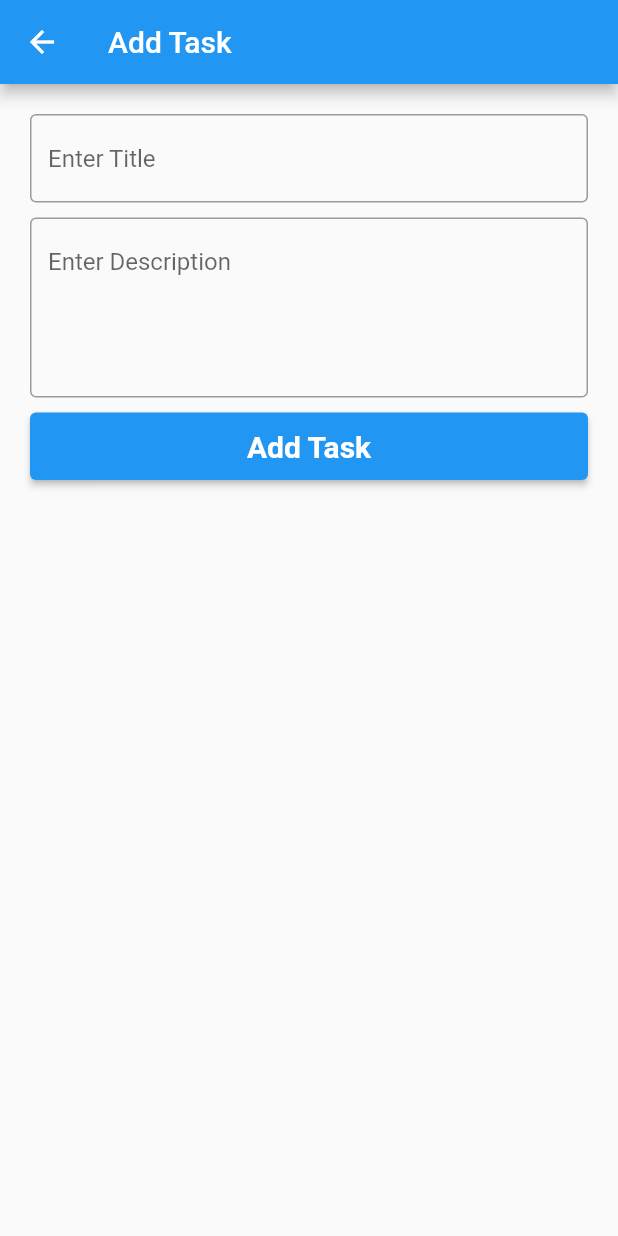
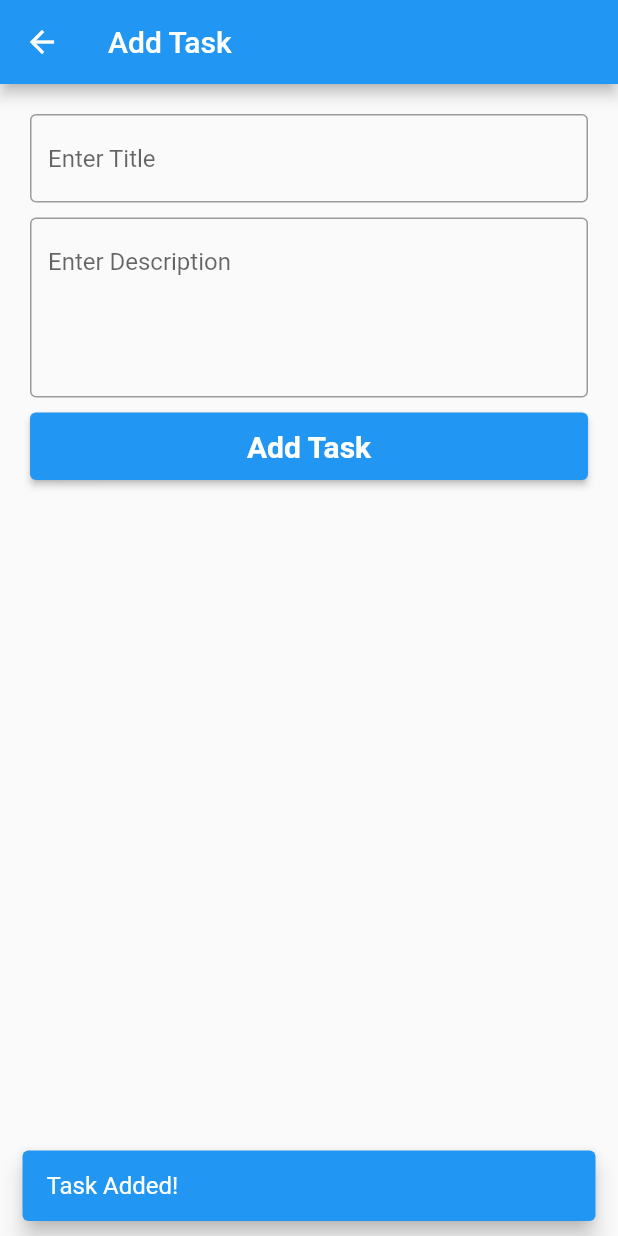
Before and after one commit to karan-lakhadive19/TodoApp, a Flutter app: the AddTask screen opened directly, after a tap on "Add Task", on a phone screen of 412 x 824 dp. Run offline on Flutter 3.47's test engine with Material 2 defaults, Android fonts, the phone set to English and light mode, and no system bars; our stand-ins replace cloud_firestore, firebase_auth, firebase_core, google_fonts; accounts and stored records are empty.

Commit message:
Data retrieved from firestoe and display on Home screen

```diff
--- a/lib/screens/addTask.dart
+++ b/lib/screens/addTask.dart
@@ -1,5 +1,7 @@
 // ignore_for_file: prefer_const_constructors
 
+import 'package:cloud_firestore/cloud_firestore.dart';
+import 'package:firebase_auth/firebase_auth.dart';
 import 'package:flutter/material.dart';
 import 'package:google_fonts/google_fonts.dart';
 
@@ -11,6 +13,38 @@ class AddTask extends StatefulWidget {
 }
 
 class _AddTaskState extends State<AddTask> {
+
+  TextEditingController titleController = TextEditingController();
+  TextEditingController descController = TextEditingController();
+
+  addTaskFirebase()async {
+    FirebaseAuth auth = FirebaseAuth.instance;
+    // UserCredential userCredential = await FirebaseAuth.instance;
+    final User? user = auth.currentUser;
+    String uid = user!.uid;
+    var time = DateTime.now();
+    await FirebaseFirestore.instance.collection('task').doc(uid).collection('MyTask').doc(time.toString()).set({
+      'title':titleController.text,
+      'desc':descController.text,
+      'time':time.toString()
+    });
+    const snackBar = SnackBar(
+        content: Text(
+          "Task Added!",
+          style: TextStyle(
+            fontSize: 16, // adjust to your desired font size
+            color: Colors.white, // set text color
+          ),
+        ),
+        backgroundColor: Colors.blue, // set background color
+        behavior: SnackBarBehavior.floating, // set the behavior to floating
+      );
+
+        ScaffoldMessenger.of(context).showSnackBar(snackBar);
+  }
+
+
+
   @override
   Widget build(BuildContext context) {
     final maxLines = 5;
@@ -25,6 +59,7 @@ class _AddTaskState extends State<AddTask> {
             children: [
               Container(
                 child: TextField(
+                  controller: titleController,
                   decoration: InputDecoration(
                       hintText: "Enter Title", border: OutlineInputBorder()),
                 ),
@@ -35,6 +70,7 @@ class _AddTaskState extends State<AddTask> {
               Container(
                  height: maxLines * 24.0,
                 child: TextField(
+                  controller: descController,
                   maxLines: maxLines,
                   decoration: InputDecoration(
                       hintText: "Enter Description",
@@ -48,7 +84,9 @@ class _AddTaskState extends State<AddTask> {
                 width: double.infinity,
                 height: 45,
                 child: ElevatedButton(
-                    onPressed: () {},
+                    onPressed: () {
+                      addTaskFirebase();
+                    },
                     child: Text("Add Task",
                         style: GoogleFonts.roboto(
                             fontSize: 20, fontWeight: FontWeight.bold))),
--- a/lib/screens/home.dart
+++ b/lib/screens/home.dart
@@ -4,8 +4,31 @@ import 'package:firebase_core/firebase_core.dart';
 import 'package:flutter/material.dart';
 import 'package:todo_app/screens/addTask.dart';
 
-class HomeScreen extends StatelessWidget {
+class HomeScreen extends StatefulWidget {
   const HomeScreen({super.key});
+
+  @override
+  State<HomeScreen> createState() => _HomeScreenState();
+}
+
+class _HomeScreenState extends State<HomeScreen> {
+  String uid = '';
+  @override
+  void initState() {
+    // TODO: implement initState
+    getUid();
+    super.initState();
+  }
+
+  // Code to get user id
+
+  getUid() async {
+    FirebaseAuth auth = FirebaseAuth.instance;
+    final User? user = auth.currentUser;
+    setState(() {
+      uid = user!.uid;
+    });
+  }
 
   @override
   Widget build(BuildContext context) {
@@ -21,9 +44,49 @@ class HomeScreen extends StatelessWidget {
         ],
       ),
       body: Container(
+        padding: EdgeInsets.all(10),
         height: MediaQuery.of(context).size.height,
         width: MediaQuery.of(context).size.width,
-        color: Colors.red,
+
+// Retrieving data from firestore
+
+
+        child: StreamBuilder<QuerySnapshot>(
+          stream: FirebaseFirestore.instance
+              .collection('task')
+              .doc(uid)
+              .collection('MyTask')
+              .snapshots(),
+          builder: (context, snapshot) {
+            if (snapshot.connectionState == ConnectionState.waiting) {
+              return Center(
+                child: CircularProgressIndicator(),
+              );
+            } else {
+              final docu = snapshot.data!.docs;
+              return ListView.builder(
+                itemCount: docu.length,
+                itemBuilder: (context, index) {
+                  return Container(
+                    margin: EdgeInsets.only(bottom: 10),
+                    decoration: BoxDecoration(
+                        color: Colors.blue,
+                        borderRadius: BorderRadius.circular(10)),
+                    height: 90,
+                    child: Column(
+                      children: [
+                        Text(docu[index]['title']),
+                      ],
+                    ),
+                  );
+                },
+              );
+            }
+          },
+        ),
+
+
+
       ),
       floatingActionButton: FloatingActionButton(
         child: Icon(
--- a/pubspec.yaml
+++ b/pubspec.yaml
@@ -39,6 +39,7 @@ dependencies:
   cloud_firestore:
   firebase_core:
   google_fonts: ^4.0.4
+  intl:
 
 dev_dependencies:
   flutter_test:
```
Also changed, not shown: pubspec.lock.
